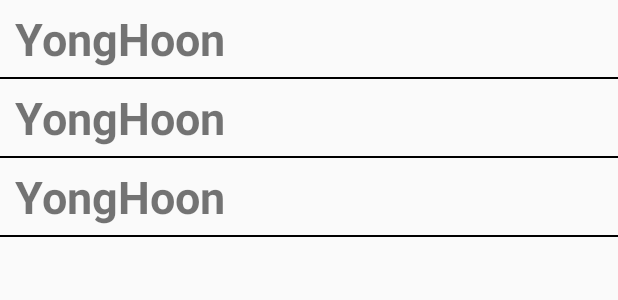
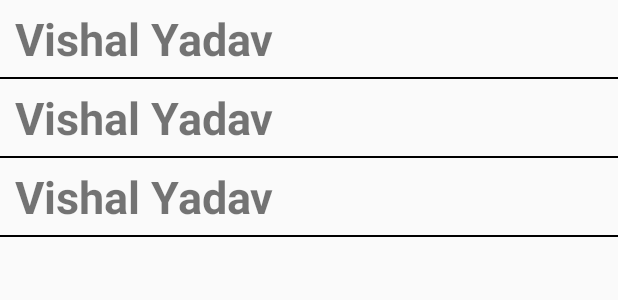
Before and after one commit to VishalYadav69/chatproject, an Android app: the layout activity_main.xml on its own in the app's theme, with its tools: preview values and no code run, on a phone screen of 412 x 824 dp. Shown: the top 300 px of the screen. Run offline under Robolectric (Android 15) with nearby library versions, the phone set to English and light mode, and no system bars.

Commit message:
commit successfull

```diff
--- a/app/src/main/res/layout/user_layout.xml
+++ b/app/src/main/res/layout/user_layout.xml
@@ -9,7 +9,7 @@
         android:id="@+id/txt_name"
         android:layout_width="wrap_content"
         android:layout_height="wrap_content"
-        android:text="YongHoon"
+        android:text="Vishal Yadav"
         android:textSize="30sp"
         android:textStyle="bold"
         android:layout_marginLeft="10dp"/>
```
